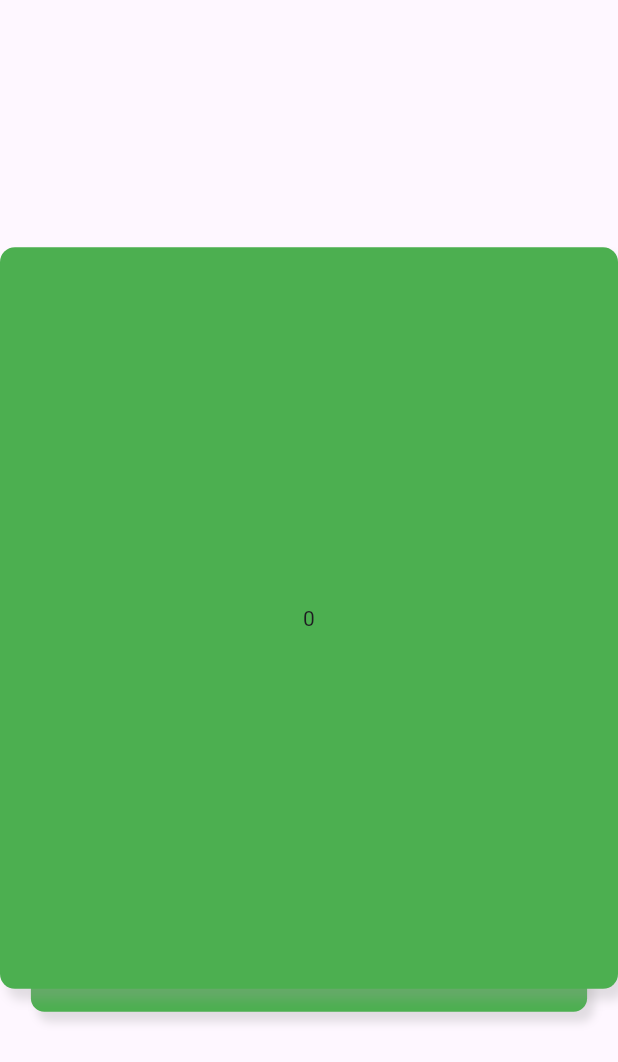
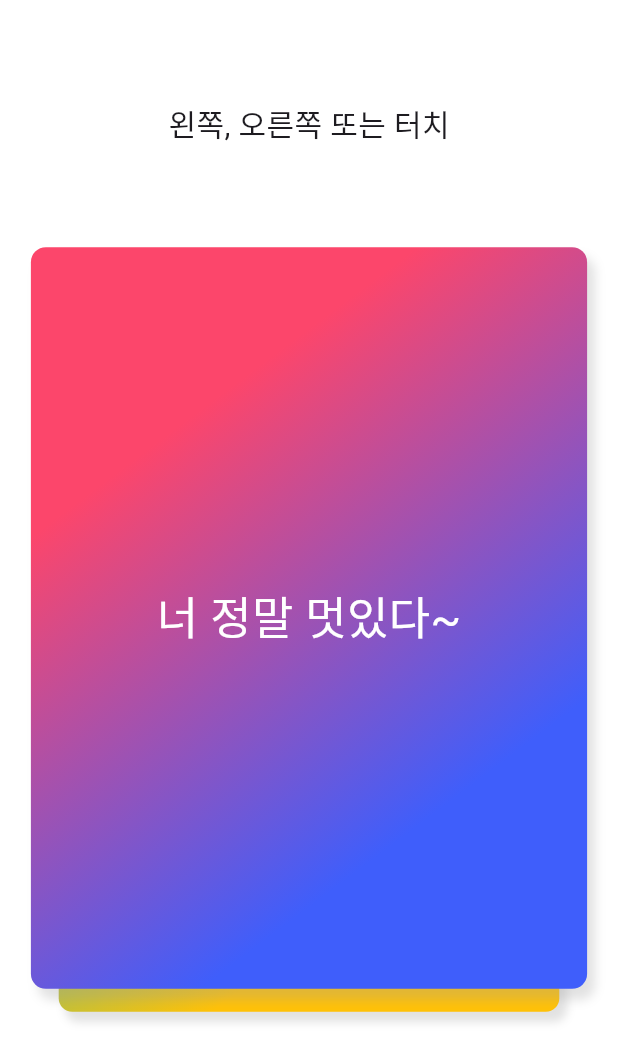
Before and after one commit to TaeBbong/qwer-english, a Flutter app: the screen it shows after launch, on a phone screen of 412 x 824 dp. Shown: the top 1062 px of the screen. Run offline on Flutter 3.47's test engine with Material 3 defaults, Android fonts, the phone set to English and light mode, and no system bars; drawn by our look-alikes of appinio_swiper, flip_card; our stand-ins replace get.

Commit message:
feat: IndexPage UI Done with card swipe effect

```diff
--- /dev/null
+++ b/lib/constants/colorset.dart
@@ -0,0 +1,108 @@
+import 'package:flutter/material.dart';
+
+class Gradients {
+  static const List sets = [
+    LinearGradient(
+      colors: [Color(0xfffc466b), Color(0xff3f5efb)],
+      stops: [0.25, 0.75],
+      begin: Alignment.topLeft,
+      end: Alignment.bottomRight,
+    ),
+    LinearGradient(
+      colors: [Color(0xff00bcd4), Color(0xffffc107)],
+      stops: [0.25, 0.75],
+      begin: Alignment.topLeft,
+      end: Alignment.bottomRight,
+    ),
+    LinearGradient(
+      colors: [Color(0xffcddc39), Color(0xff00bcd4)],
+      stops: [0.25, 0.75],
+      begin: Alignment.topLeft,
+      end: Alignment.bottomRight,
+    ),
+    LinearGradient(
+      colors: [Color(0xffcddc39), Color(0xffff5722)],
+      stops: [0.25, 0.75],
+      begin: Alignment.topLeft,
+      end: Alignment.bottomRight,
+    ),
+    LinearGradient(
+      colors: [Color(0xff009688), Color(0xff3f51b5)],
+      stops: [0.25, 0.75],
+      begin: Alignment.topLeft,
+      end: Alignment.bottomRight,
+    ),
+    LinearGradient(
+      colors: [Color(0xff9c27b0), Color(0xff00bcd4)],
+      stops: [0.25, 0.75],
+      begin: Alignment.topLeft,
+      end: Alignment.bottomRight,
+    ),
+    LinearGradient(
+      colors: [Color(0xffcddc39), Color(0xffff9800)],
+      stops: [0.25, 0.75],
+      begin: Alignment.topLeft,
+      end: Alignment.bottomRight,
+    ),
+    LinearGradient(
+      colors: [Color(0xff607d8b), Color(0xfff44336)],
+      stops: [0.25, 0.75],
+      begin: Alignment.topLeft,
+      end: Alignment.bottomRight,
+    ),
+    LinearGradient(
+      colors: [Color(0xff2196f3), Color(0xffffeb3b)],
+      stops: [0.25, 0.75],
+      begin: Alignment.topLeft,
+      end: Alignment.bottomRight,
+    ),
+    LinearGradient(
+      colors: [Color(0xffe91e63), Color(0xff03a9f4)],
+      stops: [0.25, 0.75],
+      begin: Alignment.topLeft,
+      end: Alignment.bottomRight,
+    ),
+    LinearGradient(
+      colors: [Color(0xff673ab7), Color(0xff9c27b0)],
+      stops: [0.25, 0.75],
+      begin: Alignment.topLeft,
+      end: Alignment.bottomRight,
+    ),
+    LinearGradient(
+      colors: [Color(0xff00bcd4), Color(0xff795548)],
+      stops: [0.25, 0.75],
+      begin: Alignment.topLeft,
+      end: Alignment.bottomRight,
+    ),
+    LinearGradient(
+      colors: [Color(0xff2196f3), Color(0xff8bc34a)],
+      stops: [0.25, 0.75],
+      begin: Alignment.topLeft,
+      end: Alignment.bottomRight,
+    ),
+    LinearGradient(
+      colors: [Color(0xfff44336), Color(0xffffeb3b)],
+      stops: [0.25, 0.75],
+      begin: Alignment.topLeft,
+      end: Alignment.bottomRight,
+    ),
+    LinearGradient(
+      colors: [Color(0xff8bc34a), Color(0xffcddc39)],
+      stops: [0.25, 0.75],
+      begin: Alignment.topLeft,
+      end: Alignment.bottomRight,
+    ),
+    LinearGradient(
+      colors: [Color(0xff00bcd4), Color(0xffff9800)],
+      stops: [0.25, 0.75],
+      begin: Alignment.topLeft,
+      end: Alignment.bottomRight,
+    ),
+    LinearGradient(
+      colors: [Color(0xffff9800), Color(0xffe91e63)],
+      stops: [0.25, 0.75],
+      begin: Alignment.topLeft,
+      end: Alignment.bottomRight,
+    ),
+  ];
+}
--- a/lib/views/index_page.dart
+++ b/lib/views/index_page.dart
@@ -3,21 +3,59 @@ import 'package:flip_card/flip_card.dart';
 import 'package:flutter/material.dart';
 import 'widgets/card.dart';
 
-class IndexPage extends StatelessWidget {
+enum Direction { left, right, center }
+
+class IndexPage extends StatefulWidget {
+  @override
+  _IndexPageState createState() => _IndexPageState();
+}
+
+class _IndexPageState extends State<IndexPage> {
+  Direction swipeDirection = Direction.center;
+
   @override
   Widget build(BuildContext context) {
     return Scaffold(
       appBar: null,
-      body: Column(
+      body: Container(
+        color: swipeDirection == Direction.left
+            ? const Color(0xff00bcd4).withOpacity(0.4)
+            : swipeDirection == Direction.right
+                ? const Color(0xffff5722).withOpacity(0.4)
+                : Colors.white,
+        child: Column(
           children: [
-          SizedBox(
+            Container(
               height: MediaQuery.of(context).size.height * 0.2,
+              child: const Center(
+                  child: Text('왼쪽, 오른쪽 또는 터치', style: TextStyle(fontSize: 20))),
             ),
-          SizedBox(
+            Container(
               height: MediaQuery.of(context).size.height * 0.6,
+              width: MediaQuery.of(context).size.width * 0.9,
               child: AppinioSwiper(
                 cardCount: 10,
-              onSwipeBegin: (previousIndex, targetIndex, activity) {},
+                onSwipeBegin: (previousIndex, targetIndex, activity) {
+                  setState(() {
+                    print('$swipeDirection'); // TODO: 여기서 이벤트 처리
+                    swipeDirection = Direction.center;
+                  });
+                },
+                onCardPositionChanged: (position) {
+                  if (position.offset.dx < -50) {
+                    setState(() {
+                      swipeDirection = Direction.left;
+                    });
+                  } else if (position.offset.dx > 50) {
+                    setState(() {
+                      swipeDirection = Direction.right;
+                    });
+                  } else {
+                    setState(() {
+                      swipeDirection = Direction.center;
+                    });
+                  }
+                },
                 cardBuilder: (BuildContext context, int index) {
                   return FlipCard(
                     front: CustomCard(index: index, status: CardStatus.front),
@@ -26,7 +64,19 @@ class IndexPage extends StatelessWidget {
                 },
               ),
             ),
+            Container(
+              height: MediaQuery.of(context).size.height * 0.2,
+              child: Center(
+                child: swipeDirection == Direction.left
+                    ? const Text('완벽히 알았어요!', style: TextStyle(fontSize: 20))
+                    : swipeDirection == Direction.right
+                        ? const Text('다음에 한 번 더 볼게요!',
+                            style: TextStyle(fontSize: 20))
+                        : Container(),
+              ),
+            ),
           ],
+        ),
       ),
     );
   }
--- a/lib/views/widgets/card.dart
+++ b/lib/views/widgets/card.dart
@@ -1,10 +1,15 @@
 import 'package:flutter/material.dart';
+import 'package:qwer_english/constants/colorset.dart';
 
 enum CardStatus { front, back }
 
 class CustomCard extends StatelessWidget {
   // TODO: Phrase phrase;
   // TODO: Get Random Gradient Colorset
+
+  String front = "너 정말 멋있다~";
+  String back = "You are so cool~";
+
   int index;
   CardStatus status;
 
@@ -14,7 +19,10 @@ class CustomCard extends StatelessWidget {
   Widget build(BuildContext context) {
     return Container(
       alignment: Alignment.center,
-      child: Text(index.toString()),
+      child: Text(
+        this.status == CardStatus.front ? front : back,
+        style: TextStyle(fontSize: 30, color: Colors.white),
+      ),
       decoration: BoxDecoration(
         boxShadow: [
           BoxShadow(
@@ -26,8 +34,8 @@ class CustomCard extends StatelessWidget {
         ],
         border: Border.all(color: Colors.transparent),
         borderRadius: BorderRadius.circular(10),
-        color: Colors.green,
-      ), // TODO: 그라데이션, 여러 색상 조합 셋 만들어놓기
+        gradient: Gradients.sets[index],
+      ),
     );
   }
 }
```
Lines whose indentation alone changed are shown as unchanged.
